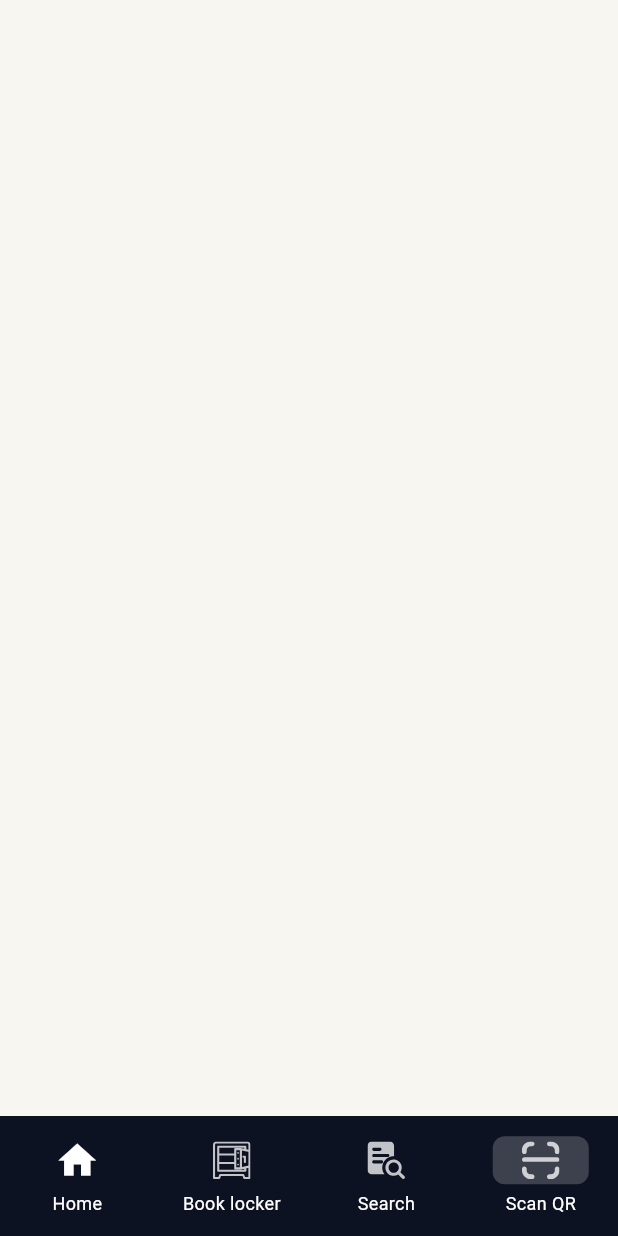
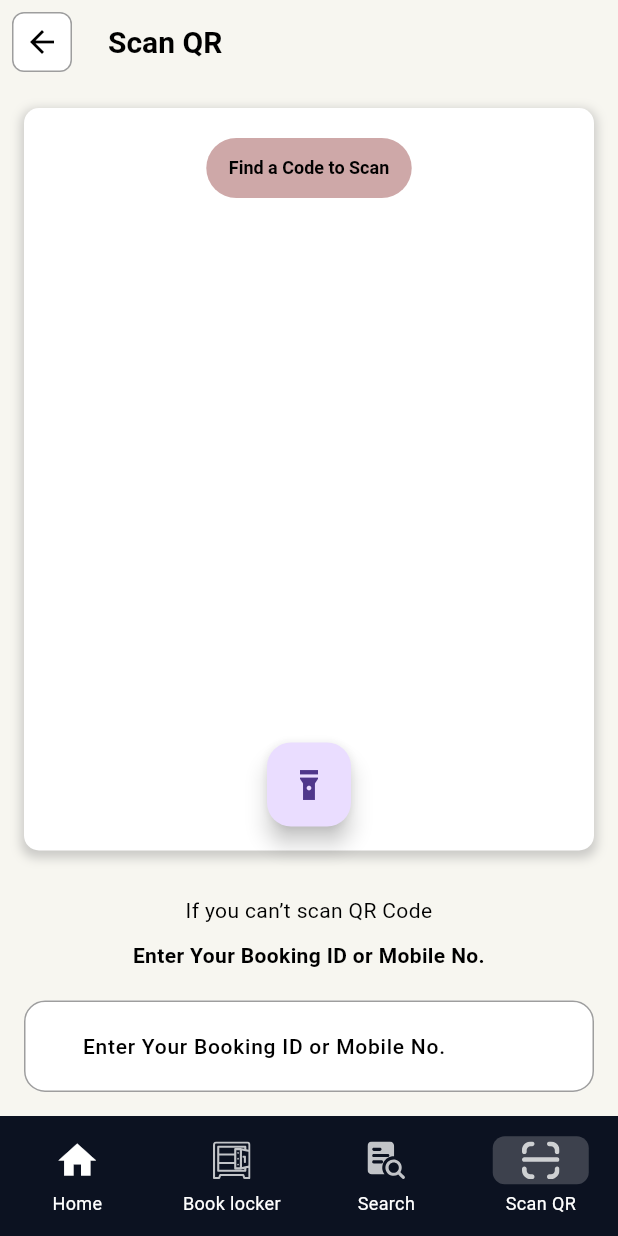
Before and after one commit to arixcod/Mw_admin, a Flutter app: the admin screen opened directly, swiped to page 4, on a phone screen of 412 x 824 dp. Run offline on Flutter 3.47's test engine with Material 3 defaults, Android fonts, the light colour scheme and no system bars; our stand-ins replace flutter_advanced_switch, flutter_svg; Roboto replaces fonts that are missing (Poppins).

Commit message:
Scan qr Added

```diff
--- a/lib/admin_page.dart
+++ b/lib/admin_page.dart
@@ -1,5 +1,6 @@
 import 'package:admin/booklocker.dart';
 import 'package:admin/homepage.dart';
+import 'package:admin/scanqr.dart';
 import 'package:admin/searchbookings.dart';
 import 'package:admin/utils/constatnts/Image_strings.dart';
 import 'package:admin/utils/constatnts/colors.dart';
@@ -81,9 +82,8 @@ class _adminState extends State<admin> {
         children: <Widget>[
          const HomeScreen(),
           BookLocker(),
-         const SearchScreen(),
-
-          Container(child: Text(""),),
+          const SearchScreen(),
+          ScanQrScreen(),
         ],
       ),
 
--- /dev/null
+++ b/lib/scanqr.dart
@@ -0,0 +1,126 @@
+import 'package:admin/utils/constatnts/colors.dart';
+import 'package:flutter/cupertino.dart';
+import 'package:flutter/material.dart';
+import 'package:flutter/widgets.dart';
+
+class ScanQrScreen extends StatelessWidget {
+  @override
+  Widget build(BuildContext context) {
+    return Scaffold(
+      backgroundColor: const Color.fromRGBO(247, 246, 240, 1),
+      appBar:  AppBar(
+        backgroundColor: const Color.fromRGBO(247, 246, 240, 1),
+        titleTextStyle: const TextStyle(
+            fontFamily: "Poppins",
+            fontWeight: FontWeight.bold,
+            color: Colors.black,
+            fontSize: 20),
+            title: const Text('Scan QR'),
+            leading: IconButton(
+          style: const ButtonStyle(
+              backgroundColor: MaterialStatePropertyAll(Colors.white),
+              shape: MaterialStatePropertyAll(RoundedRectangleBorder(
+                  side: BorderSide(color: Colors.grey, width: 1),
+                  borderRadius:
+                  BorderRadius.all(Radius.circular(8))))),
+          onPressed: () {},
+          icon: const Icon(Icons.arrow_back),
+        ),
+      ),
+      body: Padding(
+        padding: const EdgeInsets.all(16.0),
+        child: Column(
+          children: [
+            Expanded(
+              child: Container(
+                padding:const EdgeInsets.all(16.0),
+                decoration: BoxDecoration(
+                  color: Colors.white,
+                  borderRadius: BorderRadius.circular(10.0),
+                  boxShadow: [
+                    BoxShadow(
+                      color: Colors.grey.withOpacity(0.5),
+                      spreadRadius: 2,
+                      blurRadius: 5,
+                      offset:const Offset(0, 3),
+                    ),
+                  ],
+                ),
+                child: Stack(
+                  children: [
+                    Align(
+                      alignment: Alignment.topCenter,
+                      child: ElevatedButton(
+                          style: ElevatedButton.styleFrom(
+                            //color is to support the text change accordingly
+                          backgroundColor: Color.fromARGB(255, 206, 168, 168),
+                          side: BorderSide.none,
+                          padding: EdgeInsets.symmetric(horizontal: 15),
+                          shape: RoundedRectangleBorder(
+                          borderRadius: BorderRadius.circular(50)
+                          )
+                          ),
+                        onPressed: () {
+                          // Handle find a code to scan button press
+
+                        },
+                        child:const Text('Find a Code to Scan',
+                        style: TextStyle(
+                          fontFamily: "Poppins",
+                          color: Colors.black,
+                          fontSize: 12
+                        ),
+                        ),
+                      ),
+                    ),
+
+                const  SizedBox(height: 20),
+
+                    Align(
+                      alignment: Alignment.bottomCenter,
+                      child: FloatingActionButton(
+                        onPressed: () {
+                          // Handle flashlight button press
+                        },
+                        child:const Icon(Icons.flashlight_on),
+                      ),
+                    ),
+                  ],
+                ),
+              ),
+            ),
+          const SizedBox(height: 30),
+            Column(
+              crossAxisAlignment: CrossAxisAlignment.stretch,
+              children: [
+               const Text(
+                  'If you can’t scan QR Code',
+                  textAlign: TextAlign.center,
+                ),
+              const  SizedBox(height: 10),
+              const  Text(
+                  'Enter Your Booking ID or Mobile No.',
+                  style: TextStyle(fontWeight: FontWeight.bold),
+                  textAlign: TextAlign.center,
+                ),
+              const  SizedBox(height: 20),
+                TextField(
+                  decoration: InputDecoration(
+                    fillColor: Colors.white,
+                    contentPadding: const EdgeInsets.symmetric(
+                        vertical: 20, horizontal: 35),
+                    // Add padding here
+                    filled: true,
+                    labelText: 'Enter Your Booking ID or Mobile No.',
+                    border: OutlineInputBorder(
+                        borderRadius: BorderRadius.circular(12)),
+                  ),
+                ),
+              ],
+            ),
+          ],
+        ),
+      ),
+    );
+  }
+}
```
